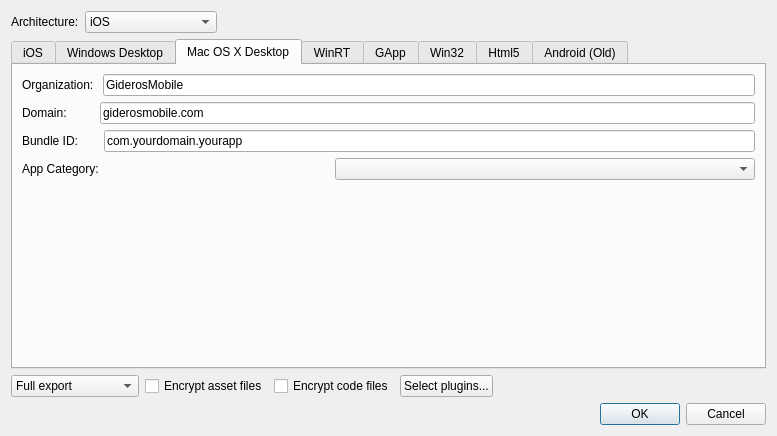
gideros/gideros, file ui/exportprojectdialog.ui: the form before one commit.
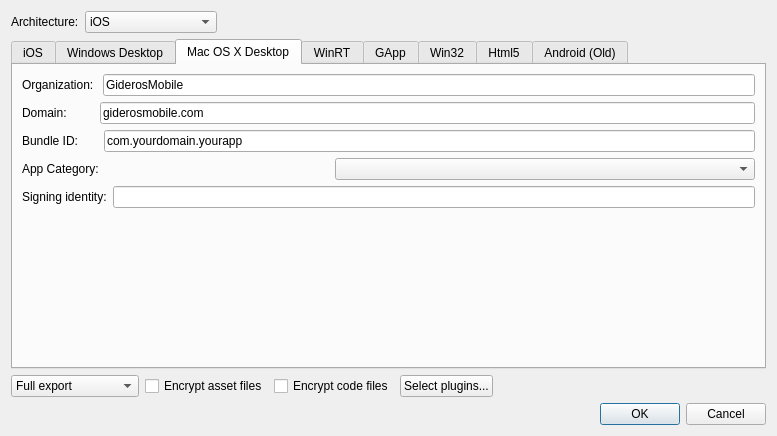
The form after the commit. The open tabs and pages were chosen to show the change.

Commit message: [osx] Allow specifying signing identity

```diff
--- a/ui/exportprojectdialog.ui
+++ b/ui/exportprojectdialog.ui
@@ -282,6 +282,20 @@
          </item>
         </layout>
        </item>
+       <item>
+        <layout class="QHBoxLayout" name="horizontalLayout_6">
+         <item>
+          <widget class="QLabel" name="label_8">
+           <property name="text">
+            <string>Signing identity:</string>
+           </property>
+          </widget>
+         </item>
+         <item>
+          <widget class="QLineEdit" name="osx_signingid"/>
+         </item>
+        </layout>
+       </item>
        <item>
         <spacer name="verticalSpacer">
          <property name="orientation">
```
Left out of the diff: 2 changed lines with no effect on the pictures. The commit also changes 7 other files.
